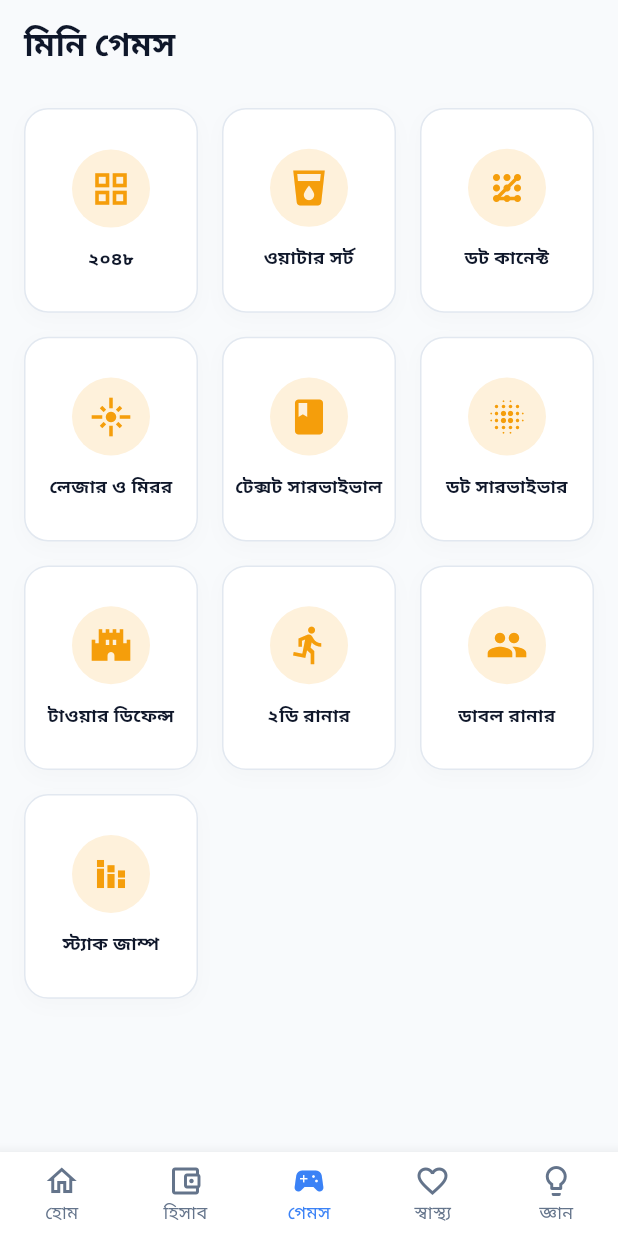
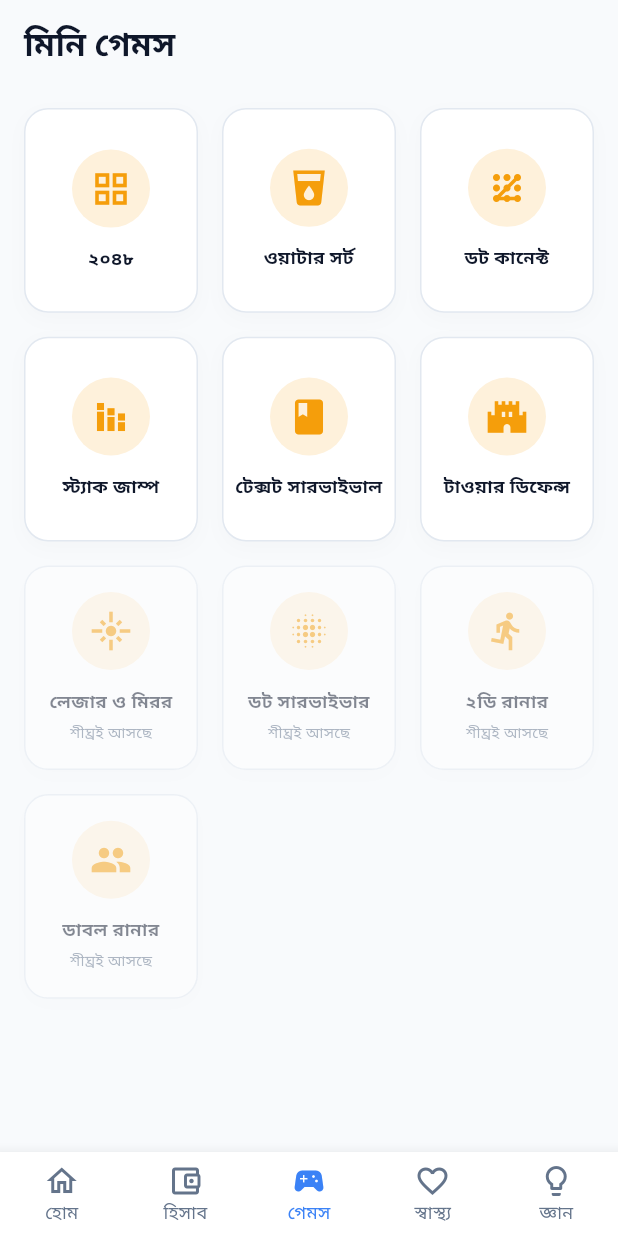
Before and after one commit to kotha3663-beep/S-R-Media, a Flutter app: the screen it shows after launch, item 3 of the bottom bar chosen, on a phone screen of 412 x 824 dp. Run offline on Flutter 3.47's test engine with Material 3 defaults, Android fonts, the phone set to English and light mode, and no system bars; our stand-ins replace shared_preferences, sqflite; accounts and stored records are empty.

Commit message:
Update game_hub_screen.dart

```diff
--- a/lib/features/games/screens/game_hub_screen.dart
+++ b/lib/features/games/screens/game_hub_screen.dart
@@ -4,28 +4,24 @@ import '../../../core/services/language_service.dart';
 import 'water_sort_game.dart';
 import 'game_2048.dart';
 import 'dot_connect_game.dart';
-import 'laser_mirror_game.dart';
+import 'stack_jump_game.dart';
 import 'text_survival_game.dart';
-import 'dot_survivor_game.dart';
 import 'tower_defense_game.dart';
-import 'runner_game.dart';
-import 'double_runner_game.dart';
-import 'stack_jump_game.dart';
 
 class GameHubScreen extends StatelessWidget {
   const GameHubScreen({super.key});
 
   final List<Map<String, dynamic>> games = const [
-    {'id': '2048', 'name_bn': '২০৪৮', 'name_en': '2048 Merge', 'icon': Icons.grid_view, 'route': '2048'},
-    {'id': 'water_sort', 'name_bn': 'ওয়াটার সর্ট', 'name_en': 'Water Sort', 'icon': Icons.local_drink, 'route': 'water_sort'},
-    {'id': 'dot_connect', 'name_bn': 'ডট কানেক্ট', 'name_en': 'Dot Connect', 'icon': Icons.pattern, 'route': 'dot_connect'},
-    {'id': 'laser', 'name_bn': 'লেজার ও মিরর', 'name_en': 'Laser & Mirrors', 'icon': Icons.flare, 'route': 'laser'},
-    {'id': 'survival', 'name_bn': 'টেক্সট সারভাইভাল', 'name_en': 'Text Survival', 'icon': Icons.book, 'route': 'survival'},
-    {'id': 'dot_survivor', 'name_bn': 'ডট সারভাইভার', 'name_en': 'Dot Survivor', 'icon': Icons.blur_on, 'route': 'dot_survivor'},
-    {'id': 'tower_defense', 'name_bn': 'টাওয়ার ডিফেন্স', 'name_en': 'Tower Defense', 'icon': Icons.castle, 'route': 'tower_defense'},
-    {'id': 'runner', 'name_bn': '২ডি রানার', 'name_en': '2D Runner', 'icon': Icons.directions_run, 'route': 'runner'},
-    {'id': 'double_runner', 'name_bn': 'ডাবল রানার', 'name_en': 'Double Runner', 'icon': Icons.people, 'route': 'double_runner'},
-    {'id': 'stack_jump', 'name_bn': 'স্ট্যাক জাম্প', 'name_en': 'Stack & Jump', 'icon': Icons.stacked_bar_chart, 'route': 'stack_jump'},
+    {'id': '2048', 'name_bn': '২০৪৮', 'name_en': '2048 Merge', 'icon': Icons.grid_view, 'isAvailable': true},
+    {'id': 'water_sort', 'name_bn': 'ওয়াটার সর্ট', 'name_en': 'Water Sort', 'icon': Icons.local_drink, 'isAvailable': true},
+    {'id': 'dot_connect', 'name_bn': 'ডট কানেক্ট', 'name_en': 'Dot Connect', 'icon': Icons.pattern, 'isAvailable': true},
+    {'id': 'stack_jump', 'name_bn': 'স্ট্যাক জাম্প', 'name_en': 'Stack & Jump', 'icon': Icons.stacked_bar_chart, 'isAvailable': true},
+    {'id': 'survival', 'name_bn': 'টেক্সট সারভাইভাল', 'name_en': 'Text Survival', 'icon': Icons.book, 'isAvailable': true},
+    {'id': 'tower_defense', 'name_bn': 'টাওয়ার ডিফেন্স', 'name_en': 'Tower Defense', 'icon': Icons.castle, 'isAvailable': true},
+    {'id': 'laser', 'name_bn': 'লেজার ও মিরর', 'name_en': 'Laser & Mirrors', 'icon': Icons.flare, 'isAvailable': false},
+    {'id': 'dot_survivor', 'name_bn': 'ডট সারভাইভার', 'name_en': 'Dot Survivor', 'icon': Icons.blur_on, 'isAvailable': false},
+    {'id': 'runner', 'name_bn': '২ডি রানার', 'name_en': '2D Runner', 'icon': Icons.directions_run, 'isAvailable': false},
+    {'id': 'double_runner', 'name_bn': 'ডাবল রানার', 'name_en': 'Double Runner', 'icon': Icons.people, 'isAvailable': false},
   ];
 
   @override
@@ -52,31 +48,34 @@ class GameHubScreen extends StatelessWidget {
               itemBuilder: (context, index) {
                 final game = games[index];
                 final name = isBn ? game['name_bn'] : game['name_en'];
+                final isAvailable = game['isAvailable'] as bool;
+
                 return InkWell(
                   onTap: () {
+                    if (!isAvailable) {
+                      ScaffoldMessenger.of(context).showSnackBar(
+                        SnackBar(content: Text(isBn ? '$name শীঘ্রই আসছে!' : '$name coming soon!')),
+                      );
+                      return;
+                    }
+
                     Widget? screen;
-                    switch (game['route']) {
+                    switch (game['id']) {
                       case '2048': screen = const Game2048(); break;
                       case 'water_sort': screen = const WaterSortGame(); break;
                       case 'dot_connect': screen = const DotConnectGame(); break;
-                      case 'laser': screen = const LaserMirrorGame(); break;
+                      case 'stack_jump': screen = const StackJumpGame(); break;
                       case 'survival': screen = const TextSurvivalGame(); break;
-                      case 'dot_survivor': screen = const DotSurvivorGame(); break;
                       case 'tower_defense': screen = const TowerDefenseGame(); break;
-                      case 'runner': screen = const RunnerGame(); break;
-                      case 'double_runner': screen = const DoubleRunnerGame(); break;
-                      case 'stack_jump': screen = const StackJumpGame(); break;
                     }
 
                     if (screen != null) {
                       Navigator.push(context, MaterialPageRoute(builder: (_) => screen!));
-                    } else {
-                      ScaffoldMessenger.of(context).showSnackBar(
-                        SnackBar(content: Text(isBn ? '$name শীঘ্রই আসছে!' : '$name coming soon!')),
-                      );
                     }
                   },
                   borderRadius: BorderRadius.circular(16),
+                  child: Opacity(
+                    opacity: isAvailable ? 1.0 : 0.5,
                     child: Container(
                       decoration: BoxDecoration(
                         color: Colors.white,
@@ -114,7 +113,13 @@ class GameHubScreen extends StatelessWidget {
                               ),
                             ),
                           ),
+                          if (!isAvailable)
+                            const Padding(
+                              padding: EdgeInsets.only(top: 4.0),
+                              child: Text('শীঘ্রই আসছে', style: TextStyle(fontSize: 10, color: AppColors.textSecondary)),
+                            ),
                         ],
+                      ),
                     ),
                   ),
                 );
```
Lines whose indentation alone changed are shown as unchanged.
